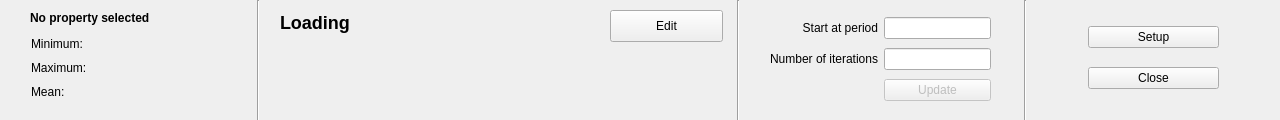
Obson/MicroSim-GUI, file controlwidget.ui: the form before one commit.
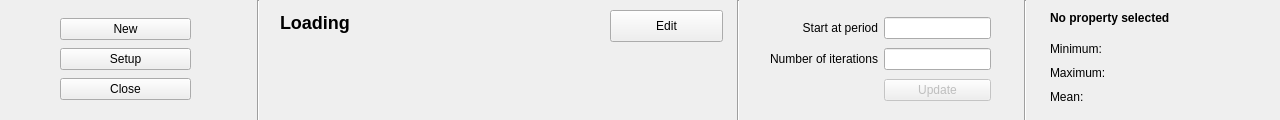
The form after the commit.

Commit message: Reorganised ControlWidget slightly and added New Model button.

```diff
--- a/controlwidget.ui
+++ b/controlwidget.ui
@@ -16,7 +16,7 @@
   <widget class="QLabel" name="lab_property">
    <property name="geometry">
     <rect>
-     <x>30</x>
+     <x>1050</x>
      <y>10</y>
      <width>191</width>
      <height>16</height>
@@ -77,8 +77,8 @@
   <widget class="QWidget" name="layoutWidget">
    <property name="geometry">
     <rect>
-     <x>31</x>
-     <y>35</y>
+     <x>1050</x>
+     <y>40</y>
      <width>132</width>
      <height>66</height>
     </rect>
@@ -131,16 +131,26 @@
   <widget class="QWidget" name="layoutWidget">
    <property name="geometry">
     <rect>
-     <x>1088</x>
-     <y>13</y>
+     <x>60</x>
+     <y>10</y>
      <width>131</width>
-     <height>91</height>
+     <height>101</height>
     </rect>
    </property>
    <layout class="QVBoxLayout" name="verticalLayout">
+    <property name="spacing">
+     <number>0</number>
+    </property>
     <property name="leftMargin">
      <number>0</number>
     </property>
+    <item>
+     <widget class="QPushButton" name="btnNewModel">
+      <property name="text">
+       <string>New</string>
+      </property>
+     </widget>
+    </item>
     <item>
      <widget class="QPushButton" name="btn_setup">
       <property name="text">
```
The commit also changes 3 other files.
